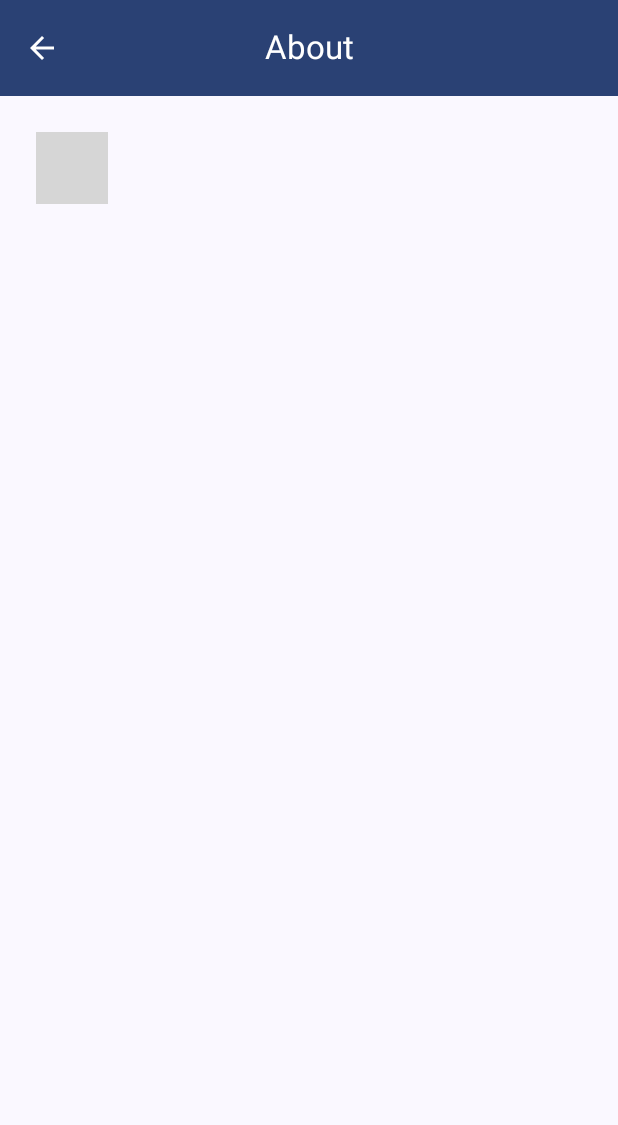
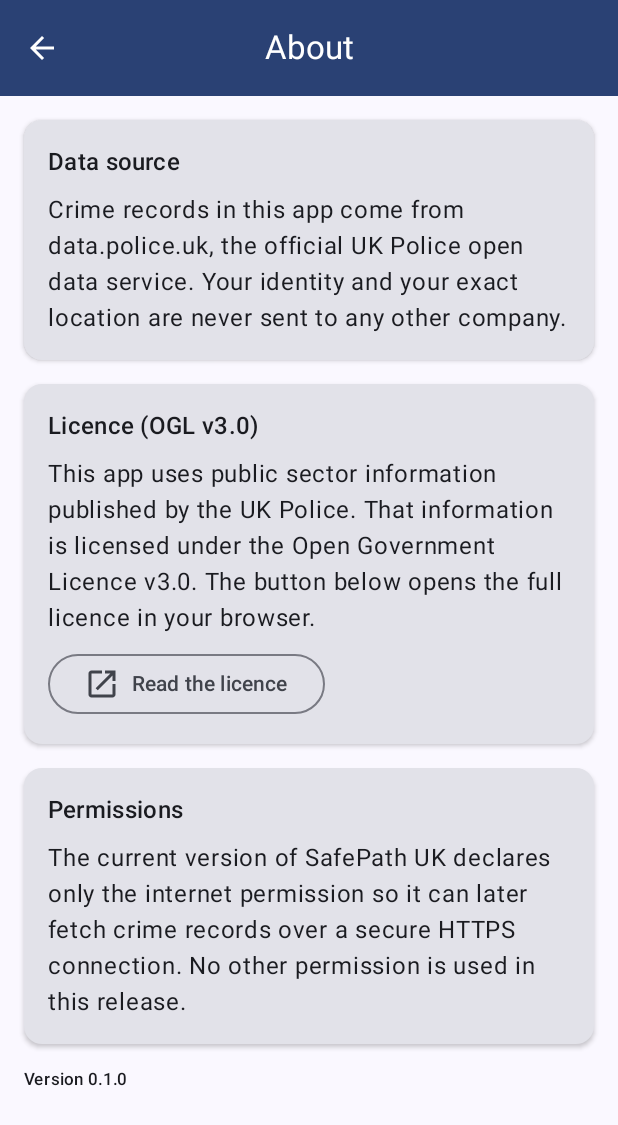
Before and after one commit to maheshregalla2001/SafePathUK, an Android app built with Jetpack Compose: the screen it shows after launch (MainActivity), after a tap on "About this app", on a phone screen of 412 x 824 dp. Shown: the top 1125 px of the screen. Run offline under Robolectric (Android 15) with nearby library versions, the phone set to English and light mode, and no system bars; grey boxes are pictures that could not be loaded.

Commit message:
US-010: implement About screen with data source credit, OGL v3.0 licence card, outbound licence button, permissions explanation

```diff
--- a/app/src/main/java/uk/ac/tees/mad/sxxxxxxxx/ui/about/AboutScreen.kt
+++ b/app/src/main/java/uk/ac/tees/mad/sxxxxxxxx/ui/about/AboutScreen.kt
@@ -1,37 +1,56 @@
 package uk.ac.tees.mad.sxxxxxxxx.ui.about
 
+import android.content.Intent
+import android.net.Uri
+import androidx.compose.foundation.layout.Arrangement
 import androidx.compose.foundation.layout.Column
+import androidx.compose.foundation.layout.Spacer
 import androidx.compose.foundation.layout.fillMaxSize
+import androidx.compose.foundation.layout.height
 import androidx.compose.foundation.layout.padding
+import androidx.compose.foundation.layout.width
+import androidx.compose.foundation.rememberScrollState
+import androidx.compose.foundation.verticalScroll
 import androidx.compose.material.icons.Icons
 import androidx.compose.material.icons.automirrored.filled.ArrowBack
+import androidx.compose.material.icons.automirrored.filled.OpenInNew
+import androidx.compose.material3.Card
+import androidx.compose.material3.CardDefaults
 import androidx.compose.material3.CenterAlignedTopAppBar
 import androidx.compose.material3.ExperimentalMaterial3Api
 import androidx.compose.material3.Icon
 import androidx.compose.material3.IconButton
 import androidx.compose.material3.MaterialTheme
+import androidx.compose.material3.OutlinedButton
 import androidx.compose.material3.Scaffold
 import androidx.compose.material3.Text
 import androidx.compose.material3.TopAppBarDefaults
 import androidx.compose.runtime.Composable
 import androidx.compose.ui.Modifier
 import androidx.compose.ui.graphics.Color
+import androidx.compose.ui.platform.LocalContext
 import androidx.compose.ui.res.stringResource
 import androidx.compose.ui.unit.dp
+import uk.ac.tees.mad.sxxxxxxxx.BuildConfig
 import uk.ac.tees.mad.sxxxxxxxx.R
 
-// Sprint 1 placeholder About. Full content (data source, OGL v3.0 licence,
-// permissions explanation) is added in Sprint 2.
+// Sprint 2: full About content. Data source credit, OGL v3.0 licence with outbound link,
+// permissions explanation for this release, and the version number.
 @OptIn(ExperimentalMaterial3Api::class)
 @Composable
 fun AboutScreen(onBack: () -> Unit) {
+    val context = LocalContext.current
+
     Scaffold(
         topBar = {
             CenterAlignedTopAppBar(
                 title = { Text(stringResource(R.string.about_title)) },
                 navigationIcon = {
                     IconButton(onClick = onBack) {
-                        Icon(Icons.AutoMirrored.Filled.ArrowBack, contentDescription = stringResource(R.string.back))
+                        Icon(
+                            Icons.AutoMirrored.Filled.ArrowBack,
+                            contentDescription = stringResource(R.string.back)
+                        )
                     }
                 },
                 colors = TopAppBarDefaults.centerAlignedTopAppBarColors(
@@ -46,12 +65,51 @@ fun AboutScreen(onBack: () -> Unit) {
             modifier = Modifier
                 .fillMaxSize()
                 .padding(padding)
-                .padding(24.dp)
+                .verticalScroll(rememberScrollState())
+                .padding(16.dp),
+            verticalArrangement = Arrangement.spacedBy(16.dp)
         ) {
+
+            SectionCard(title = stringResource(R.string.about_data_source)) {
+                Text(stringResource(R.string.about_data_source_body))
+            }
+
+            SectionCard(title = stringResource(R.string.about_licence)) {
+                Text(stringResource(R.string.about_licence_body))
+                Spacer(Modifier.height(8.dp))
+                val url = stringResource(R.string.about_licence_url)
+                OutlinedButton(onClick = {
+                    val intent = Intent(Intent.ACTION_VIEW, Uri.parse(url))
+                    context.startActivity(intent)
+                }) {
+                    Icon(
+                        Icons.AutoMirrored.Filled.OpenInNew,
+                        contentDescription = null
+                    )
+                    Spacer(Modifier.width(8.dp))
+                    Text(stringResource(R.string.about_licence_link))
+                }
+            }
+
+            SectionCard(title = stringResource(R.string.about_permissions)) {
+                Text(stringResource(R.string.about_permissions_body))
+            }
+
             Text(
-                text = stringResource(R.string.about_placeholder),
-                style = MaterialTheme.typography.bodyLarge
+                text = stringResource(R.string.about_version, BuildConfig.VERSION_NAME),
+                style = MaterialTheme.typography.labelSmall
             )
         }
     }
 }
+
+@Composable
+private fun SectionCard(title: String, content: @Composable () -> Unit) {
+    Card(elevation = CardDefaults.cardElevation(defaultElevation = 2.dp)) {
+        Column(Modifier.padding(16.dp)) {
+            Text(title, style = MaterialTheme.typography.titleMedium)
+            Spacer(Modifier.height(8.dp))
+            content()
+        }
+    }
+}
```
